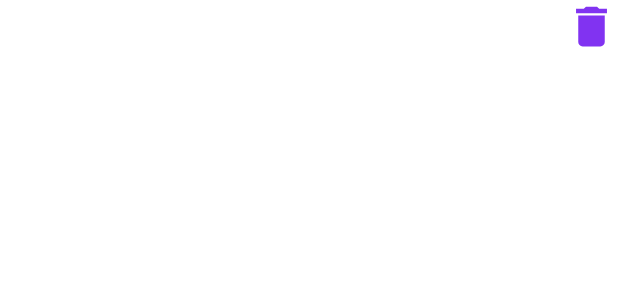
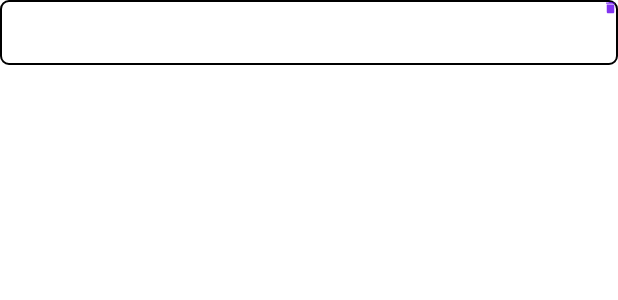
Before and after one commit to vincephung/Android-Photos-App, an Android app: the layout photo_item.xml on its own in the app's theme, with its tools: preview values and no code run, on a phone screen of 412 x 824 dp. Shown: the top 300 px of the screen. Run offline under Robolectric (Android 15) with nearby library versions, the phone set to English and light mode, and no system bars.

Commit message:
finish inside album

```diff
--- a/app/src/main/java/com/example/android50/UserAlbums.java
+++ b/app/src/main/java/com/example/android50/UserAlbums.java
@@ -106,7 +106,7 @@ public class UserAlbums extends AppCompatActivity {
                 e.printStackTrace();
             }
         } else {
-            //todo: serialize
+
             try {
                 DataManager.addAlbum(new Album(name));
             } catch (IOException e) {
--- /dev/null
+++ b/app/src/main/res/drawable/border.xml
@@ -0,0 +1,6 @@
+<?xml version="1.0" encoding="utf-8"?>
+<shape xmlns:android="http://schemas.android.com/apk/res/android"
+    android:shape="rectangle">
+    <corners android:radius="5dp" />
+    <stroke android:color="@color/black" android:width="1dp"/>
+</shape>
--- a/app/src/main/res/layout/album_item.xml
+++ b/app/src/main/res/layout/album_item.xml
@@ -6,7 +6,8 @@
     android:layout_width="match_parent"
     android:layout_height="wrap_content"
     android:baselineAligned="false"
-    android:orientation="horizontal">
+    android:orientation="horizontal"
+    android:layout_margin="5dp">
 
 
     <TextView
--- a/app/src/main/res/layout/photo_item.xml
+++ b/app/src/main/res/layout/photo_item.xml
@@ -6,21 +6,23 @@
     android:layout_width="match_parent"
     android:layout_height="wrap_content"
     android:baselineAligned="false"
-    android:orientation="horizontal">
+    android:orientation="horizontal"
+    android:background="@drawable/border">
 
     <ImageView
         android:id="@+id/photo_imageView"
         android:layout_width="0dp"
-        android:layout_height="57dp"
+        android:layout_height="43dp"
         android:layout_weight="1"
         android:adjustViewBounds="true"
         android:contentDescription="@string/photo_label"
-        android:scaleType="fitXY" />
+
+        />
 
     <Button
         android:id="@+id/delete_photo_button"
-        android:layout_width="35dp"
-        android:layout_height="35dp"
+        android:layout_width="10dp"
+        android:layout_height="10dp"
         android:background="@drawable/ic_action_delete"
         android:scaleType="fitCenter"/>
 
```
Also changed, not shown: app/src/main/java/com/example/android50/GridSpacing.java (added, +26 -0 lines), app/src/main/java/com/example/android50/InsideAlbum.java (+13 -4 lines), app/src/main/java/com/example/android50/InsideAlbumAdapter.java (+4 -3 lines), app/src/main/res/layout/activity_inside_album.xml (+5 -2 lines).
